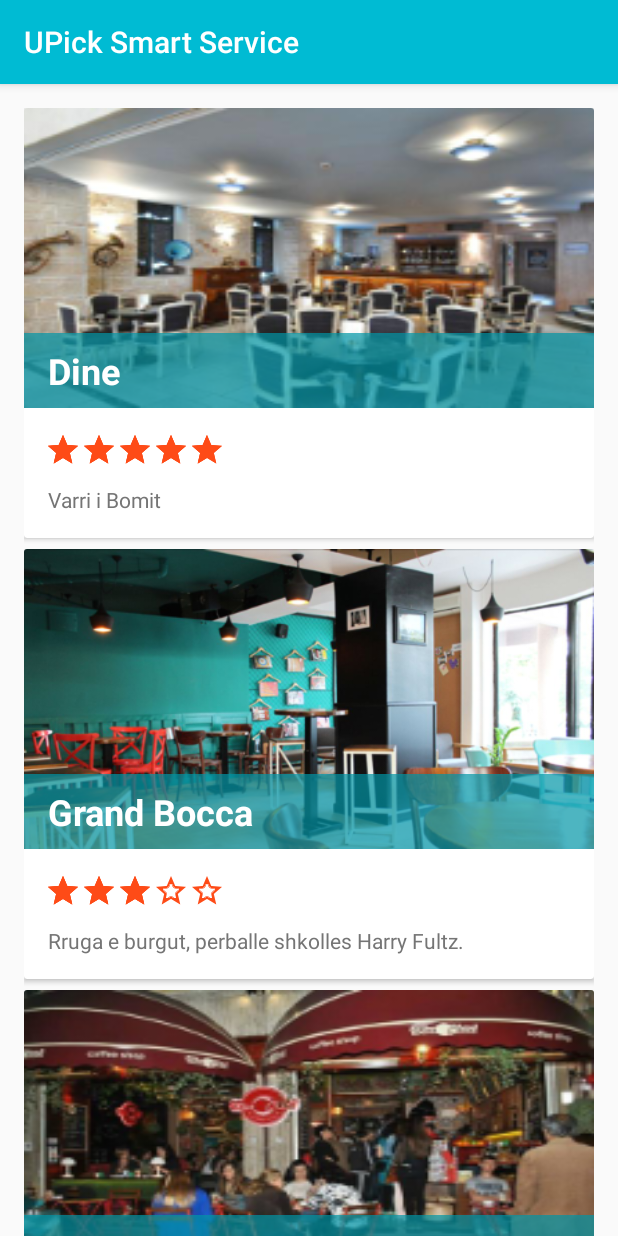
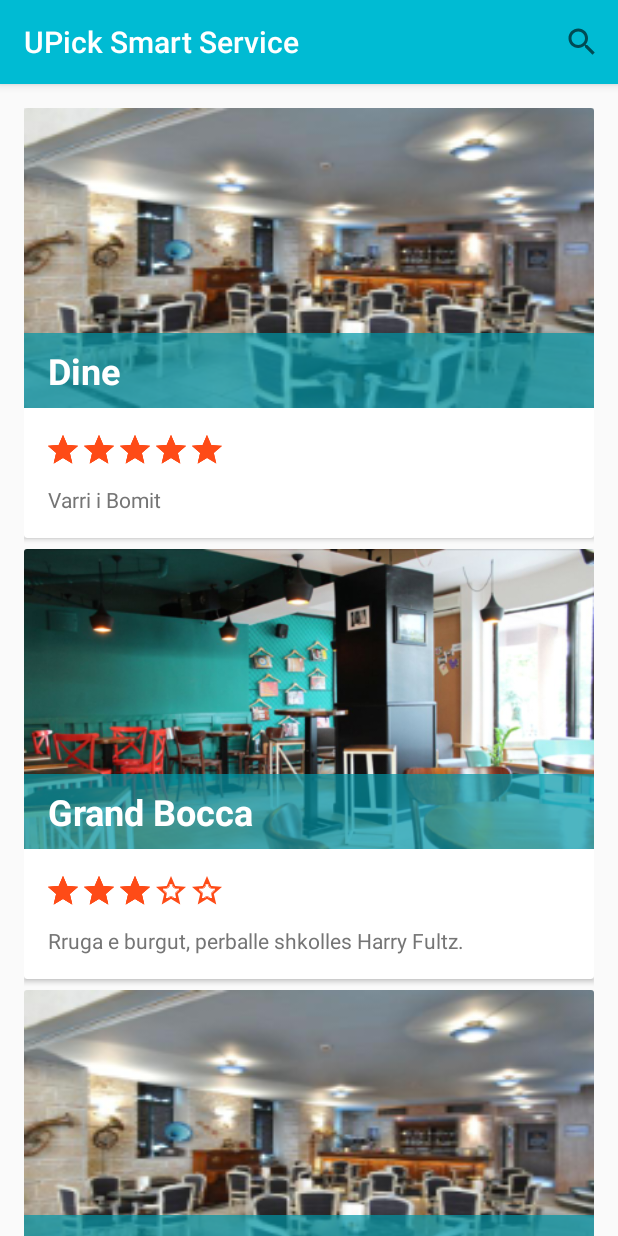
Before and after one commit to bigcheesy/UPickMobile, an Android app: the screen it shows after launch (BarpickActivity), on a phone screen of 412 x 824 dp. Run offline under Robolectric (Android 15) with nearby library versions, the phone set to English and light mode, and no system bars.

Commit message:
Added search feature to BarpickerActivity

```diff
--- a/app/src/main/java/com/example/dcyberpanda/upickmobile/BarpickActivity.java
+++ b/app/src/main/java/com/example/dcyberpanda/upickmobile/BarpickActivity.java
@@ -1,7 +1,14 @@
 package com.example.dcyberpanda.upickmobile;
 
+import android.support.v4.view.MenuItemCompat;
 import android.support.v7.app.AppCompatActivity;
 import android.os.Bundle;
+import android.support.v7.widget.SearchView;
+import android.support.v7.widget.Toolbar;
+import android.util.Log;
+import android.view.*;
+import android.view.MenuItem;
+import android.widget.ImageView;
 import android.widget.ListView;
 
 import com.example.dcyberpanda.upickmobile.CustomAdapters.BarpickAdapter;
@@ -13,11 +20,15 @@ import java.util.ArrayList;
 public class BarpickActivity extends AppCompatActivity {
 
     private static ArrayList<Bar> bars;
+    private BarpickAdapter adapter;
 
     @Override
     protected void onCreate(Bundle savedInstanceState) {
         super.onCreate(savedInstanceState);
         setContentView(R.layout.activity_barpick);
+
+        Toolbar toolbar = (Toolbar) findViewById(R.id.toolbar);
+        setSupportActionBar(toolbar);
 
         bars = new ArrayList<>();
 
@@ -28,14 +39,34 @@ public class BarpickActivity extends AppCompatActivity {
         createList();
     }
 
+    public boolean onCreateOptionsMenu(Menu menu){
+        MenuInflater menuInflater = getMenuInflater();
+        menuInflater.inflate(R.menu.search_menu,menu);
+
+        SearchView searchView = (SearchView) MenuItemCompat.getActionView(menu.findItem(R.id.search_menu));
+
+        searchView.setOnQueryTextListener(new SearchView.OnQueryTextListener() {
+            @Override
+            public boolean onQueryTextSubmit(String query) {
+                adapter.getFilter().filter(query);
+                return false;
+            }
+
+            @Override
+            public boolean onQueryTextChange(String newText) {
+                if (newText == null || newText.isEmpty()) {
+                    adapter.getFilter().filter(newText);
+                }
+                return false;
+            }
+        });
+
+        return super.onCreateOptionsMenu(menu);
+    }
+
     private void createList(){
         ListView listView =(ListView) findViewById(R.id.bar_list);
-        BarpickAdapter barpickAdapter = new BarpickAdapter(this, R.layout.bar_item);
-
-        for (Bar bar : bars){
-            barpickAdapter.add(bar);
-        }
-
-        listView.setAdapter(barpickAdapter);
+        adapter = new BarpickAdapter(BarpickActivity.this, bars);
+        listView.setAdapter(adapter);
     }
 }
--- a/app/src/main/java/com/example/dcyberpanda/upickmobile/CustomAdapters/BarpickAdapter.java
+++ b/app/src/main/java/com/example/dcyberpanda/upickmobile/CustomAdapters/BarpickAdapter.java
@@ -4,14 +4,19 @@ import android.content.Context;
 import android.content.Intent;
 import android.media.Image;
 import android.support.v7.widget.CardView;
+import android.util.Log;
 import android.view.LayoutInflater;
 import android.view.View;
 import android.view.ViewGroup;
 import android.widget.ArrayAdapter;
+import android.widget.BaseAdapter;
+import android.widget.Filter;
+import android.widget.Filterable;
 import android.widget.ImageButton;
 import android.widget.ImageView;
 import android.widget.RatingBar;
 import android.widget.TextView;
+import android.widget.Toast;
 
 import com.example.dcyberpanda.upickmobile.Bar;
 import com.example.dcyberpanda.upickmobile.BarActivity;
@@ -22,16 +27,22 @@ import com.example.dcyberpanda.upickmobile.R;
 
 import java.util.ArrayList;
 import java.util.List;
+import java.util.zip.Inflater;
 
-public class BarpickAdapter extends ArrayAdapter {
+public class BarpickAdapter extends BaseAdapter implements Filterable{
 
     public static int viewid;
 
+    private Context context;
+    private ArrayList<Bar> originalItems;
+    private ArrayList<Bar> displayedItems;
+    private LayoutInflater inflater;
 
-    List list = new ArrayList();
-
-    public BarpickAdapter(Context context, int resource) {
-        super(context,resource);
+    public BarpickAdapter(Context context, ArrayList<Bar> mBarArrayList) {
+        this.originalItems = mBarArrayList;
+        this.displayedItems = mBarArrayList;
+        this.context = context;
+        inflater = LayoutInflater.from(context);
     }
 
     static class DataHandler{
@@ -43,32 +54,33 @@ public class BarpickAdapter extends ArrayAdapter {
     }
 
     @Override
-    public void add(Object object){
-        super.add(object);
-        list.add(object);
-    }
-
-    @Override
     public int getCount(){
-        return this.list.size();
+        return this.displayedItems.size();
     }
 
     @Override
     public Object getItem(int position){
-        return this.list.get(position);
+        return this.displayedItems.get(position);
+    }
+
+    @Override
+    public long getItemId(int position) {
+        return position;
     }
 
     @Override
     public View getView(int position, View convertView, ViewGroup parent){
-
         viewid = R.layout.bar_item;
 
         View row;
         row = convertView;
         final DataHandler handler;
 
+        final Bar bar;
+        bar = (Bar) this.getItem(position);
+
         if (convertView == null){
-            LayoutInflater inflater = (LayoutInflater) this.getContext().getSystemService(Context.LAYOUT_INFLATER_SERVICE);
+            LayoutInflater inflater = (LayoutInflater) this.context.getSystemService(Context.LAYOUT_INFLATER_SERVICE);
             row = inflater.inflate(viewid,parent,false);
             handler = new DataHandler();
             handler.name = (TextView) row.findViewById(R.id.bar_name);
@@ -76,14 +88,17 @@ public class BarpickAdapter extends ArrayAdapter {
             handler.cardView = (CardView) row.findViewById(R.id.bar_cardview);
             handler.imageView = (ImageView) row.findViewById(R.id.bar_image);
             handler.rating = (RatingBar) row.findViewById(R.id.bar_rating);
-            switch (position){
-                case 0:
+
+
+
+            switch (bar.getName()){
+                case "Dine":
                     handler.imageView.setImageResource(R.drawable.barplaceholder1);
                     break;
-                case 1:
+                case "Grand Bocca":
                     handler.imageView.setImageResource(R.drawable.barplaceholder2);
                     break;
-                case 2:
+                case "Mon Cheri":
                     handler.imageView.setImageResource(R.drawable.barplaceholder3);
                     break;
                 default:
@@ -95,8 +110,7 @@ public class BarpickAdapter extends ArrayAdapter {
         }
 
 
-        final Bar bar;
-        bar = (Bar) this.getItem(position);
+
 
         handler.name.setText(bar.getName());
         handler.address.setText(bar.getAddress());
@@ -105,12 +119,71 @@ public class BarpickAdapter extends ArrayAdapter {
         handler.cardView.setOnClickListener(new View.OnClickListener() {
             @Override
             public void onClick(View view) {
-                Context context = getContext();
-                Intent intent = new Intent(getContext(), MainActivity.class);
+                Intent intent = new Intent(context, MainActivity.class);
                 context.startActivity(intent);
             }
         });
         return row;
     }
 
+    @Override
+    public Filter getFilter() {
+        Filter filter = new Filter() {
+
+            @SuppressWarnings("unchecked")
+            @Override
+            protected void publishResults(CharSequence constraint,FilterResults results) {
+
+                displayedItems = (ArrayList<Bar>) results.values; // has the filtered values
+                notifyDataSetChanged();  // notifies the data with new filtered values
+            }
+
+            @Override
+            protected FilterResults performFiltering(CharSequence constraint) {
+                FilterResults results = new FilterResults();        // Holds the results of a filtering operation in values
+                ArrayList<Bar> FilteredArrList = new ArrayList<>();
+
+                if (originalItems == null) {
+                    originalItems = new ArrayList<>(displayedItems); // saves the original data in mOriginalValues
+                }
+
+                /********
+                 *
+                 *  If constraint(CharSequence that is received) is null returns the mOriginalValues(Original) values
+                 *  else does the Filtering and returns FilteredArrList(Filtered)
+                 *
+                 ********/
+                if (constraint == null || constraint.length() == 0) {
+
+                    // set the Original result to return
+                    results.count = originalItems.size();
+                    results.values = originalItems;
+                } else {
+                    constraint = constraint.toString().toLowerCase();
+
+                    boolean hasResults = false;
+
+                    for (Bar bar : originalItems){
+                        String data = bar.getName();
+                        if (data.toLowerCase().contains(constraint.toString())){
+                            FilteredArrList.add(bar);
+                            hasResults = true;
+                        }
+                    }
+
+                    if (!hasResults){
+                        results.count = originalItems.size();
+                        results.values = originalItems;
+                        Toast.makeText(context,"Nuk ka rezultate nga kerkimi juaj!",Toast.LENGTH_SHORT).show();
+                    }else {
+                        // set the Filtered result to return
+                        results.count = FilteredArrList.size();
+                        results.values = FilteredArrList;
+                    }
+                }
+                return results;
+            }
+        };
+        return filter;
+    }
 }
--- a/app/src/main/java/com/example/dcyberpanda/upickmobile/MainActivity.java
+++ b/app/src/main/java/com/example/dcyberpanda/upickmobile/MainActivity.java
@@ -33,6 +33,7 @@ public class MainActivity extends AppCompatActivity {
         if (CartActivity.cartItems == null) {
             CartActivity.cartItems = new ArrayList<>();
         }
+
 
         ViewPager viewPager = (ViewPager) findViewById(main_pager);
         CustomAdapter customAdapter = new CustomAdapter(getSupportFragmentManager(),this);
--- /dev/null
+++ b/app/src/main/res/menu/search_menu.xml
@@ -0,0 +1,13 @@
+<?xml version="1.0" encoding="utf-8"?>
+<menu xmlns:android="http://schemas.android.com/apk/res/android"
+    xmlns:app="http://schemas.android.com/apk/res-auto"
+    >
+
+    <item
+        android:id="@+id/search_menu"
+        android:title="Search"
+        android:icon="@drawable/ic_search_white_24dp"
+        app:showAsAction="always"
+        app:actionViewClass="android.support.v7.widget.SearchView"
+        />
+</menu>
--- a/app/src/main/res/values/styles.xml
+++ b/app/src/main/res/values/styles.xml
@@ -14,5 +14,4 @@
     <item name="android:maxHeight">35dp</item>
 
     </style>
-
 </resources>
```
Also changed, not shown: app/src/main/res/drawable-hdpi/ic_search_white_24dp.png (added), app/src/main/res/drawable-mdpi/ic_search_white_24dp.png (added), app/src/main/res/drawable-xhdpi/ic_search_white_24dp.png (added), app/src/main/res/drawable-xxhdpi/ic_search_white_24dp.png (added), app/src/main/res/drawable-xxxhdpi/ic_search_white_24dp.png (added).
